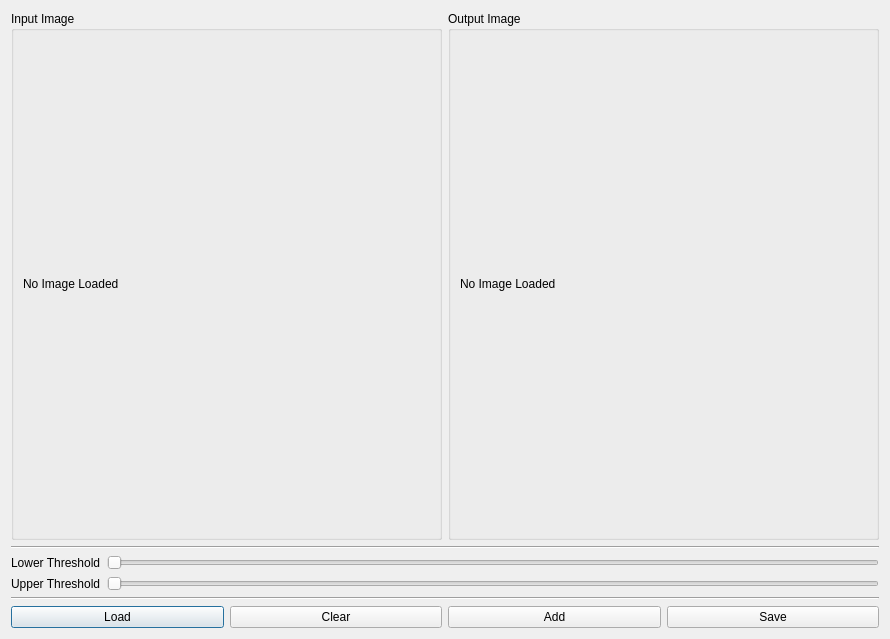
The window that mainwindow.ui (Flawededge/OpenCV_Python) describes before a commit, drawn with Qt 5.
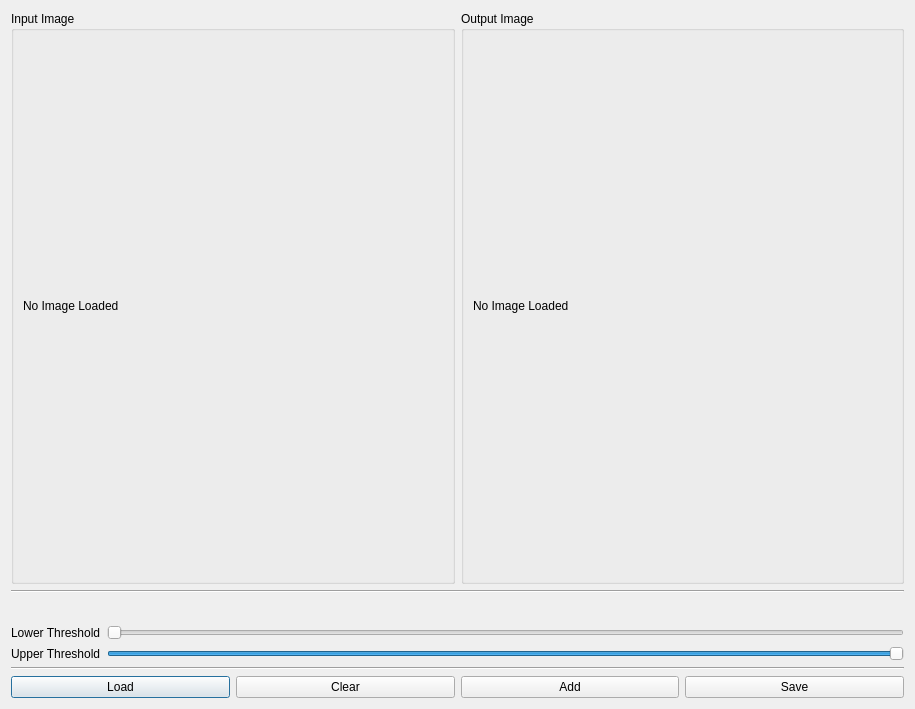
The same window after the commit. Icons and pictures are not drawn.

Commit message: Assignment done. WOO!

```diff
--- a/mainwindow.ui
+++ b/mainwindow.ui
@@ -6,8 +6,8 @@
    <rect>
     <x>0</x>
     <y>0</y>
-    <width>890</width>
-    <height>639</height>
+    <width>915</width>
+    <height>709</height>
    </rect>
   </property>
   <property name="sizePolicy">
@@ -111,6 +111,60 @@
      </property>
     </widget>
    </item>
+   <item>
+    <layout class="QHBoxLayout" name="horizontalLayout_5">
+     <item>
+      <spacer name="horizontalSpacer">
+       <property name="orientation">
+        <enum>Qt::Horizontal</enum>
+       </property>
+       <property name="sizeType">
+        <enum>QSizePolicy::Ignored</enum>
+       </property>
+       <property name="sizeHint" stdset="0">
+        <size>
+         <width>79</width>
+         <height>20</height>
+        </size>
+       </property>
+      </spacer>
+     </item>
+     <item>
+      <widget class="QLabel" name="lColorBar">
+       <property name="sizePolicy">
+        <sizepolicy hsizetype="Ignored" vsizetype="Ignored">
+         <horstretch>0</horstretch>
+         <verstretch>0</verstretch>
+        </sizepolicy>
+       </property>
+       <property name="minimumSize">
+        <size>
+         <width>0</width>
+         <height>20</height>
+        </size>
+       </property>
+       <property name="maximumSize">
+        <size>
+         <width>16777215</width>
+         <height>20</height>
+        </size>
+       </property>
+       <property name="text">
+        <string/>
+       </property>
+       <property name="pixmap">
+        <pixmap>:/colorBar/YOBFy.png</pixmap>
+       </property>
+       <property name="scaledContents">
+        <bool>true</bool>
+       </property>
+       <property name="alignment">
+        <set>Qt::AlignCenter</set>
+       </property>
+      </widget>
+     </item>
+    </layout>
+   </item>
    <item>
     <layout class="QVBoxLayout" name="verticalLayout">
      <item>
@@ -123,7 +177,10 @@
         </widget>
        </item>
        <item>
-        <widget class="QSlider" name="horizontalSlider">
+        <widget class="QSlider" name="sLower">
+         <property name="maximum">
+          <number>179</number>
+         </property>
          <property name="orientation">
           <enum>Qt::Horizontal</enum>
          </property>
@@ -141,7 +198,13 @@
         </widget>
        </item>
        <item>
-        <widget class="QSlider" name="horizontalSlider_2">
+        <widget class="QSlider" name="sUpper">
+         <property name="maximum">
+          <number>179</number>
+         </property>
+         <property name="value">
+          <number>179</number>
+         </property>
          <property name="orientation">
           <enum>Qt::Horizontal</enum>
          </property>
```
Left out of the diff: 14 changed lines with no effect on the pictures. The commit also changes 2 other files.
